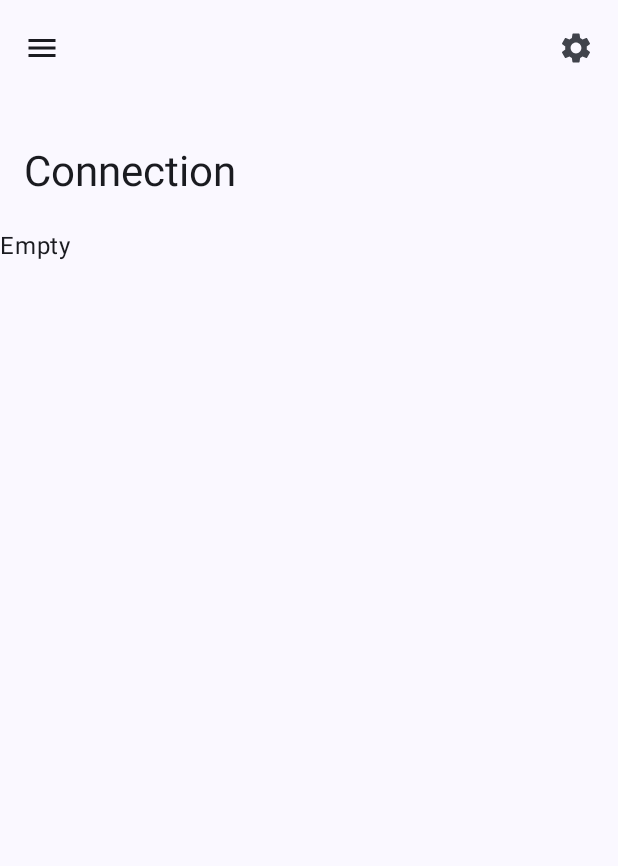
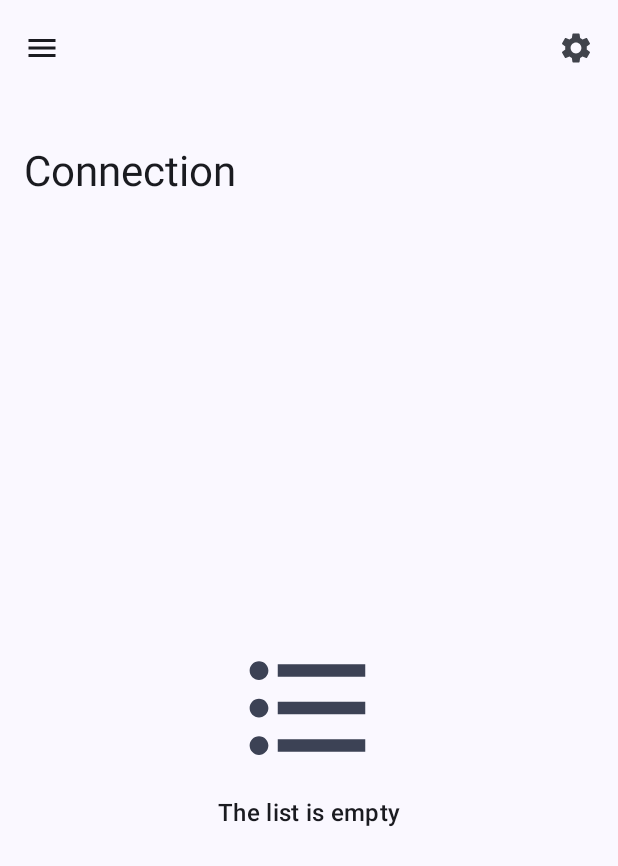
Before and after one commit to MaxKliuba/BluetoothMe, an Android app built with Jetpack Compose: the screen it shows after launch (MainActivity), after a tap on "BluetoothMe", on a phone screen of 412 x 824 dp. Shown: the top 866 px of the screen. Run offline under Robolectric (Android 15) with nearby library versions, the phone set to English and light mode, and no system bars; our stand-ins replace Dagger/Hilt's generated code.

Commit message:
add empty list placeholder, fix bugs

```diff
--- a/app/src/main/java/com/android/maxclub/bluetoothme/data/bluetooth/BluetoothAdapterStateObserver.kt
+++ b/app/src/main/java/com/android/maxclub/bluetoothme/data/bluetooth/BluetoothAdapterStateObserver.kt
@@ -6,8 +6,8 @@ import android.content.BroadcastReceiver
 import android.content.Context
 import android.content.Intent
 import android.content.IntentFilter
+import com.android.maxclub.bluetoothme.domain.bluetooth.BluetoothStateObserver
 import com.android.maxclub.bluetoothme.domain.bluetooth.model.BluetoothState
-import com.android.maxclub.bluetoothme.domain.bluetooth.BluetoothStateObserver
 import com.android.maxclub.bluetoothme.domain.bluetooth.model.toBluetoothState
 import kotlinx.coroutines.channels.awaitClose
 import kotlinx.coroutines.flow.Flow
@@ -15,8 +15,11 @@ import kotlinx.coroutines.flow.callbackFlow
 
 class BluetoothAdapterStateObserver(private val context: Context) : BluetoothStateObserver {
 
+    private val manager: BluetoothManager = context.getSystemService(BluetoothManager::class.java)
+    private val adapter: BluetoothAdapter = manager.adapter
+
     override val initialState: BluetoothState
-        get() = context.getSystemService(BluetoothManager::class.java).adapter.state.toBluetoothState()
+        get() = adapter.state.toBluetoothState()
 
     override fun getState(): Flow<BluetoothState> = callbackFlow {
         val receiver = object : BroadcastReceiver() {
--- a/app/src/main/java/com/android/maxclub/bluetoothme/data/bluetooth/BluetoothDeviceServiceWithBleScanner.kt
+++ b/app/src/main/java/com/android/maxclub/bluetoothme/data/bluetooth/BluetoothDeviceServiceWithBleScanner.kt
@@ -21,7 +21,7 @@ class BluetoothDeviceServiceWithBleScanner(private val context: Context) : Bluet
 
     private val manager: BluetoothManager = context.getSystemService(BluetoothManager::class.java)
     private val adapter: BluetoothAdapter = manager.adapter
-    private val bluetoothLeScanner: BluetoothLeScanner
+    private val bluetoothLeScanner: BluetoothLeScanner?
         get() = adapter.bluetoothLeScanner
 
     private val scannedDevices: MutableStateFlow<List<BluetoothDevice>> =
@@ -61,9 +61,12 @@ class BluetoothDeviceServiceWithBleScanner(private val context: Context) : Bluet
         withCheckSelfBluetoothScanPermission(context) {
             scannedDevices.value = emptyList()
 
-            bluetoothLeScanner.startScan(bleScanCallback)
-            scanStateFlow.value = true
-            delay(duration * 1000)
+            if (adapter.isEnabled) {
+                bluetoothLeScanner?.startScan(bleScanCallback)
+                scanStateFlow.value = true
+                delay(duration * 1000)
+            }
+
             stopScan()
         }
     }
@@ -71,8 +74,10 @@ class BluetoothDeviceServiceWithBleScanner(private val context: Context) : Bluet
     @SuppressLint("MissingPermission")
     override fun stopScan() {
         withCheckSelfBluetoothScanPermission(context) {
-            bluetoothLeScanner.stopScan(bleScanCallback)
-            adapter.cancelDiscovery()
+            if (adapter.isEnabled) {
+                bluetoothLeScanner?.stopScan(bleScanCallback)
+                adapter.cancelDiscovery()
+            }
             scanStateFlow.value = false
         }
     }
--- a/app/src/main/java/com/android/maxclub/bluetoothme/data/repository/BluetoothRepositoryImpl.kt
+++ b/app/src/main/java/com/android/maxclub/bluetoothme/data/repository/BluetoothRepositoryImpl.kt
@@ -1,7 +1,9 @@
 package com.android.maxclub.bluetoothme.data.repository
 
 import android.content.Context
-import com.android.maxclub.bluetoothme.domain.bluetooth.*
+import com.android.maxclub.bluetoothme.domain.bluetooth.BluetoothDeviceService
+import com.android.maxclub.bluetoothme.domain.bluetooth.BluetoothService
+import com.android.maxclub.bluetoothme.domain.bluetooth.BluetoothStateObserver
 import com.android.maxclub.bluetoothme.domain.bluetooth.model.*
 import com.android.maxclub.bluetoothme.domain.exceptions.WriteMessageException
 import com.android.maxclub.bluetoothme.domain.messages.Message
@@ -36,12 +38,15 @@ class BluetoothRepositoryImpl @Inject constructor(
             bluetoothLeService.getState(),
         )
             .merge()
-            .distinctUntilChanged()
             .onEach {
-                connectionType = if (it is BluetoothState.TurnOn.Connected) {
+                connectionType = if (it is BluetoothState.On.Connected) {
                     it.device?.type?.connectionType
                 } else {
                     null
+                }
+
+                if (it is BluetoothState.Off) {
+                    stopScan()
                 }
             }
             .stateIn(
@@ -51,14 +56,13 @@ class BluetoothRepositoryImpl @Inject constructor(
             )
 
     override fun getBluetoothDevices(): Flow<List<BluetoothDevice>> =
-        bluetoothDeviceService.getBondedDevices()
-            .combine(bluetoothDeviceService.getScannedDevices()) { bondedDevices, scannedBleDevices ->
-                bondedDevices.plus(scannedBleDevices)
+        getState().combine(bluetoothDeviceService.getScannedDevices()) { state, scannedBleDevices ->
+            val devices = bluetoothDeviceService.getBondedDevices().first()
+                .plus(scannedBleDevices)
                 .distinctBy { it.address }
-            }
-            .combine(getState()) { devices, state ->
+
             when (state) {
-                    is BluetoothState.TurnOn -> {
+                is BluetoothState.On -> {
                     devices.map { device ->
                         device.toBluetoothDevice(
                             context = context,
--- a/app/src/main/java/com/android/maxclub/bluetoothme/presentation/connection/ConnectionScreen.kt
+++ b/app/src/main/java/com/android/maxclub/bluetoothme/presentation/connection/ConnectionScreen.kt
@@ -29,6 +29,7 @@ import com.android.maxclub.bluetoothme.domain.bluetooth.model.ConnectionType
 import com.android.maxclub.bluetoothme.presentation.connection.components.BluetoothDeviceConnectedItem
 import com.android.maxclub.bluetoothme.presentation.connection.components.BluetoothDeviceConnectingItem
 import com.android.maxclub.bluetoothme.presentation.connection.components.BluetoothDeviceItem
+import com.android.maxclub.bluetoothme.presentation.connection.components.EmptyListPlaceholder
 import kotlinx.coroutines.delay
 
 @Suppress("OPT_IN_IS_NOT_ENABLED")
@@ -114,7 +115,7 @@ fun ConnectionScreen(
                     }
                 },
                 actions = {
-                    if (state.bluetoothState is BluetoothState.TurnOn) {
+                    if (state.bluetoothState is BluetoothState.On) {
                         if (state.isScanning) {
                             IconButton(onClick = onStopScan) {
                                 Icon(
@@ -141,17 +142,7 @@ fun ConnectionScreen(
                 scrollBehavior = scrollBehavior,
             )
         },
-        snackbarHost = {
-            SnackbarHost(hostState = snackbarHostState)
-//            { snackbarData ->
-//                Snackbar(
-//                    containerColor = MaterialTheme.colorScheme.secondaryContainer,
-//                    contentColor = MaterialTheme.colorScheme.onSecondaryContainer,
-//                    actionColor = MaterialTheme.colorScheme.primary,
-//                    snackbarData = snackbarData,
-//                )
-//            }
-        },
+        snackbarHost = { SnackbarHost(hostState = snackbarHostState) },
         modifier = Modifier.nestedScroll(scrollBehavior.nestedScrollConnection),
     ) { paddingValues ->
         Box(
@@ -164,8 +155,8 @@ fun ConnectionScreen(
                     LinearProgressIndicator(modifier = Modifier.fillMaxWidth())
                 }
 
-                AnimatedVisibility(visible = state.devices.isEmpty()) {
-                    Text(text = "Empty")
+                if (state.devices.isEmpty()) {
+                    EmptyListPlaceholder()
                 }
 
                 val onClickIcon = remember<(String) -> Unit> {
--- a/app/src/main/java/com/android/maxclub/bluetoothme/presentation/connection/ConnectionUiState.kt
+++ b/app/src/main/java/com/android/maxclub/bluetoothme/presentation/connection/ConnectionUiState.kt
@@ -12,6 +12,6 @@ data class ConnectionUiState(
         get() = isScanning ||
                 bluetoothState is BluetoothState.TurningOn ||
                 bluetoothState is BluetoothState.TurningOff ||
-                bluetoothState is BluetoothState.TurnOn.Connecting ||
-                bluetoothState is BluetoothState.TurnOn.Disconnecting
+                bluetoothState is BluetoothState.On.Connecting ||
+                bluetoothState is BluetoothState.On.Disconnecting
 }
--- a/app/src/main/java/com/android/maxclub/bluetoothme/presentation/connection/ConnectionViewModel.kt
+++ b/app/src/main/java/com/android/maxclub/bluetoothme/presentation/connection/ConnectionViewModel.kt
@@ -44,6 +44,7 @@ class ConnectionViewModel @Inject constructor(
     init {
         getState()
 
+        getDevices()
         getScanState()
         startScan()
 
@@ -77,7 +78,7 @@ class ConnectionViewModel @Inject constructor(
         getStateJob = bluetoothUseCases.getState()
             .onEach { state ->
                 _uiState.value = uiState.value.copy(bluetoothState = state)
-                if (state is BluetoothState.TurnOn.Connected) {
+                if (state is BluetoothState.On.Connected) {
                     _uiEvent.emit(ConnectionUiEvent.OnConnected)
                 }
             }
@@ -111,8 +112,6 @@ class ConnectionViewModel @Inject constructor(
     }
 
     private fun startScan() {
-        getDevices()
-
         scanJob?.cancel()
         scanJob = viewModelScope.launch {
             try {
--- a/app/src/main/java/com/android/maxclub/bluetoothme/presentation/connection/components/BluetoothDeviceDisconnectedItem.kt
+++ b/app/src/main/java/com/android/maxclub/bluetoothme/presentation/connection/components/BluetoothDeviceDisconnectedItem.kt
@@ -23,7 +23,7 @@ fun BluetoothDeviceItem(
             .fillMaxWidth()
             .clickable { onClickItem(device) }
     ) {
-        Spacer(modifier = Modifier.width(24.dp))
+        Spacer(modifier = Modifier.width(20.dp))
 
         BluetoothDeviceIcon(
             deviceType = device.type,
@@ -49,6 +49,6 @@ fun BluetoothDeviceItem(
             onSelect = onSelectConnectionType,
         )
 
-        Spacer(modifier = Modifier.width(24.dp))
+        Spacer(modifier = Modifier.width(12.dp))
     }
 }
--- /dev/null
+++ b/app/src/main/java/com/android/maxclub/bluetoothme/presentation/connection/components/EmptyListPlaceholder.kt
@@ -0,0 +1,38 @@
+package com.android.maxclub.bluetoothme.presentation.connection.components
+
+import androidx.compose.foundation.layout.*
+import androidx.compose.material3.Icon
+import androidx.compose.material3.MaterialTheme
+import androidx.compose.material3.Text
+import androidx.compose.runtime.Composable
+import androidx.compose.ui.Alignment
+import androidx.compose.ui.Modifier
+import androidx.compose.ui.res.painterResource
+import androidx.compose.ui.res.stringResource
+import androidx.compose.ui.unit.dp
+import com.android.maxclub.bluetoothme.R
+
+@Composable
+fun EmptyListPlaceholder(
+    modifier: Modifier = Modifier
+) {
+    Column(
+        verticalArrangement = Arrangement.Center,
+        horizontalAlignment = Alignment.CenterHorizontally,
+        modifier = modifier.fillMaxSize(),
+    ) {
+        Icon(
+            painter = painterResource(id = R.drawable.ic_list_24),
+            contentDescription = stringResource(id = R.string.empty_list_message),
+            tint = MaterialTheme.colorScheme.secondary,
+            modifier = Modifier.size(100.dp)
+        )
+
+        Spacer(modifier = Modifier.height(8.dp))
+
+        Text(
+            text = stringResource(id = R.string.empty_list_message),
+            style = MaterialTheme.typography.titleMedium,
+        )
+    }
+}
--- /dev/null
+++ b/app/src/main/res/drawable/ic_list_24.xml
@@ -0,0 +1,5 @@
+<vector android:autoMirrored="true" android:height="24dp"
+    android:tint="#000000" android:viewportHeight="24"
+    android:viewportWidth="24" android:width="24dp" xmlns:android="http://schemas.android.com/apk/res/android">
+    <path android:fillColor="@android:color/white" android:pathData="M4,10.5c-0.83,0 -1.5,0.67 -1.5,1.5s0.67,1.5 1.5,1.5 1.5,-0.67 1.5,-1.5 -0.67,-1.5 -1.5,-1.5zM4,4.5c-0.83,0 -1.5,0.67 -1.5,1.5S3.17,7.5 4,7.5 5.5,6.83 5.5,6 4.83,4.5 4,4.5zM4,16.5c-0.83,0 -1.5,0.68 -1.5,1.5s0.68,1.5 1.5,1.5 1.5,-0.68 1.5,-1.5 -0.67,-1.5 -1.5,-1.5zM7,19h14v-2L7,17v2zM7,13h14v-2L7,11v2zM7,5v2h14L21,5L7,5z"/>
+</vector>
```
Also changed, not shown: app/src/main/java/com/android/maxclub/bluetoothme/data/bluetooth/BluetoothClassicService.kt (+6 -7 lines), app/src/main/java/com/android/maxclub/bluetoothme/data/bluetooth/BluetoothLeService.kt (+5 -5 lines), app/src/main/java/com/android/maxclub/bluetoothme/domain/bluetooth/model/BluetoothDeviceState.kt (+5 -6 lines), app/src/main/java/com/android/maxclub/bluetoothme/domain/bluetooth/model/BluetoothState.kt (+12 -13 lines), app/src/main/java/com/android/maxclub/bluetoothme/presentation/connection/components/BluetoothDeviceConnectedItem.kt (+4 -4 lines), app/src/main/java/com/android/maxclub/bluetoothme/presentation/connection/components/BluetoothDeviceConnectingItem.kt (+14 -3 lines), app/src/main/res/values/strings.xml (+8 -7 lines). Lines whose indentation alone changed are shown as unchanged.
